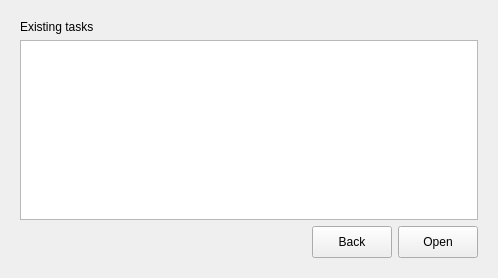
Qt form App/newbackuptaskdialog.ui (otsakir/lisa-backup) before a commit.
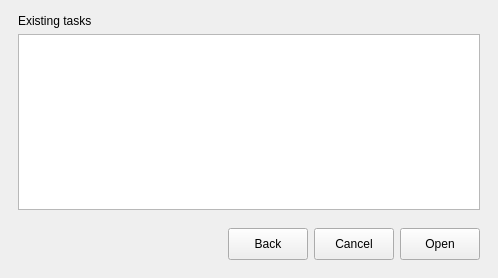
The same form after that commit. The open tabs and pages were chosen to show the change.

Commit message: New Create/Open task wizard flow and ironing

The edit to the form file:
```diff
--- a/App/newbackuptaskdialog.ui
+++ b/App/newbackuptaskdialog.ui
@@ -14,10 +14,22 @@
    <string>New Backup Task</string>
   </property>
   <layout class="QVBoxLayout" name="verticalLayout_6">
+   <property name="leftMargin">
+    <number>9</number>
+   </property>
+   <property name="topMargin">
+    <number>5</number>
+   </property>
+   <property name="rightMargin">
+    <number>9</number>
+   </property>
+   <property name="bottomMargin">
+    <number>9</number>
+   </property>
    <item>
     <widget class="QStackedWidget" name="stackedWidgetWizard">
      <property name="currentIndex">
-      <number>2</number>
+      <number>1</number>
      </property>
      <widget class="QWidget" name="page1wizardStart">
       <layout class="QVBoxLayout" name="verticalLayout_3">
@@ -39,6 +51,9 @@
      </widget>
      <widget class="QWidget" name="page2createNew">
       <layout class="QVBoxLayout" name="verticalLayout_4">
+       <property name="topMargin">
+        <number>15</number>
+       </property>
        <item>
         <layout class="QFormLayout" name="formLayout">
          <property name="sizeConstraint">
@@ -224,10 +239,13 @@
         </widget>
        </item>
        <item>
-        <widget class="QListView" name="listView"/>
+        <widget class="QListWidget" name="listWidgetTasks"/>
        </item>
        <item>
         <layout class="QHBoxLayout" name="horizontalLayout_2">
+         <property name="topMargin">
+          <number>12</number>
+         </property>
          <item>
           <spacer name="horizontalSpacer_2">
            <property name="orientation">
@@ -252,6 +270,25 @@
            <property name="text">
             <string>Back</string>
            </property>
+           <property name="autoDefault">
+            <bool>false</bool>
+           </property>
+          </widget>
+         </item>
+         <item>
+          <widget class="QPushButton" name="pushButtonCancelFromOpen">
+           <property name="minimumSize">
+            <size>
+             <width>0</width>
+             <height>32</height>
+            </size>
+           </property>
+           <property name="text">
+            <string>Cancel</string>
+           </property>
+           <property name="autoDefault">
+            <bool>false</bool>
+           </property>
           </widget>
          </item>
          <item>
@@ -265,6 +302,9 @@
            <property name="text">
             <string>Open</string>
            </property>
+           <property name="default">
+            <bool>true</bool>
+           </property>
           </widget>
          </item>
         </layout>
```
The commit also changes 6 other files.
